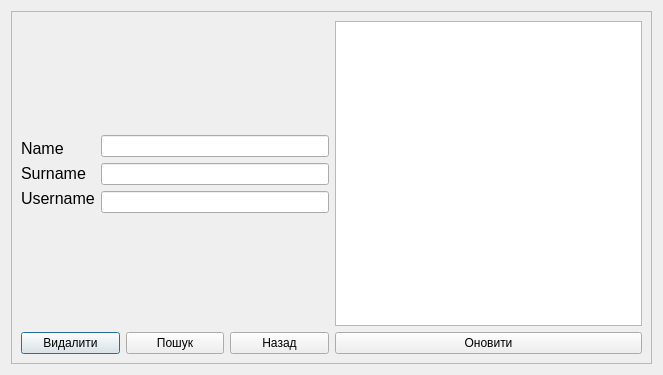
The window that courses/prog_base_3/project/Kyrs/deluser.ui (antonmazun/gogog) describes before a commit, drawn with Qt 5.
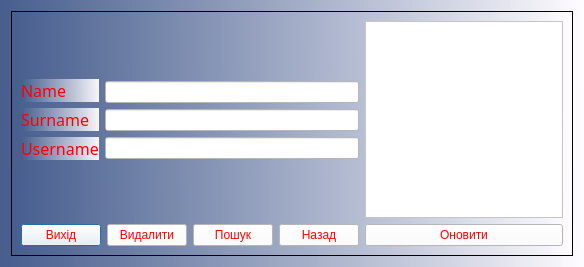
The same window after the commit.

Patch:
```diff
--- a/courses/prog_base_3/project/Kyrs/deluser.ui
+++ b/courses/prog_base_3/project/Kyrs/deluser.ui
@@ -6,13 +6,22 @@
    <rect>
     <x>0</x>
     <y>0</y>
-    <width>663</width>
-    <height>375</height>
+    <width>584</width>
+    <height>267</height>
    </rect>
   </property>
   <property name="windowTitle">
    <string>Dialog</string>
   </property>
+  <property name="styleSheet">
+   <string notr="true">border-color: rgb(124, 255, 218);
+background-color: qlineargradient(spread:reflect, x1:0, y1:0.488636, x2:1, y2:0.483, stop:0 rgba(71, 94, 142, 255), stop:1 rgba(254, 252, 255, 243));
+/*background-color: qlineargradient(spread:reflect, x1:0, y1:1, x2:0.915254, y2:0.108, stop:0 rgba(71, 94, 142, 255), stop:1 rgba(255, 255, 255, 255));*/
+/*background-color: qlineargradient(spread:pad, x1:0.0110455, y1:0.443, x2:0.988636, y2:0.449, stop:0.136364 rgba(71, 94, 142, 255), stop:1 rgba(255, 255, 255, 255));*/
+/*background-color: qlineargradient(spread:pad, x1:0.0110455, y1:0.443, x2:0.988636, y2:0.449, stop:0.136364 rgba(111, 72, 72, 255), stop:1 rgba(255, 255, 255, 255));
+*/
+gridline-color: rgb(178, 255, 250);</string>
+  </property>
   <layout class="QGridLayout" name="gridLayout">
    <item row="0" column="0">
     <widget class="QScrollArea" name="scrollArea">
@@ -24,17 +33,34 @@
        <rect>
         <x>0</x>
         <y>0</y>
-        <width>643</width>
-        <height>355</height>
+        <width>564</width>
+        <height>247</height>
        </rect>
       </property>
       <layout class="QGridLayout" name="gridLayout_3">
        <item row="0" column="0">
         <layout class="QGridLayout" name="gridLayout_2">
-         <item row="1" column="0">
+         <item row="2" column="0">
           <layout class="QHBoxLayout" name="horizontalLayout">
+           <item>
+            <widget class="QPushButton" name="pushButton">
+             <property name="styleSheet">
+              <string notr="true">
+font: 75 12pt &quot;Segoe Script&quot;;
+color:rgb(255, 0, 0);background :rgb(255, 255, 255);</string>
+             </property>
+             <property name="text">
+              <string>Вихід</string>
+             </property>
+            </widget>
+           </item>
            <item>
             <widget class="QPushButton" name="pushButton_deluser">
+             <property name="styleSheet">
+              <string notr="true">
+font: 75 12pt &quot;Segoe Script&quot;;
+color:rgb(255, 0, 0);background :rgb(255, 255, 255);</string>
+             </property>
              <property name="text">
               <string>Видалити</string>
              </property>
@@ -42,6 +68,11 @@
            </item>
            <item>
             <widget class="QPushButton" name="pushButton_search_delus">
+             <property name="styleSheet">
+              <string notr="true">
+font: 75 12pt &quot;Segoe Script&quot;;
+color:rgb(255, 0, 0);background :rgb(255, 255, 255);</string>
+             </property>
              <property name="text">
               <string>Пошук</string>
              </property>
@@ -49,6 +80,11 @@
            </item>
            <item>
             <widget class="QPushButton" name="pushButton_back_deluser">
+             <property name="styleSheet">
+              <string notr="true">
+font: 75 12pt &quot;Segoe Script&quot;;
+color:rgb(255, 0, 0);background :rgb(255, 255, 255);</string>
+             </property>
              <property name="text">
               <string>Назад</string>
              </property>
@@ -57,7 +93,11 @@
           </layout>
          </item>
          <item row="0" column="1">
-          <widget class="QTableView" name="tableView"/>
+          <widget class="QTableView" name="tableView">
+           <property name="styleSheet">
+            <string notr="true">background-color: rgb(255, 255, 255);</string>
+           </property>
+          </widget>
          </item>
          <item row="0" column="0">
           <layout class="QHBoxLayout" name="horizontalLayout_2">
@@ -80,12 +120,21 @@
               <widget class="QLabel" name="label_name_del">
                <property name="font">
                 <font>
+                 <family>Segoe Script</family>
                  <pointsize>12</pointsize>
+                 <weight>9</weight>
+                 <italic>false</italic>
+                 <bold>false</bold>
                 </font>
                </property>
                <property name="mouseTracking">
                 <bool>false</bool>
                </property>
+               <property name="styleSheet">
+                <string notr="true">
+font: 75 12pt &quot;Segoe Script&quot;;
+color:rgb(255, 0, 0);</string>
+               </property>
                <property name="text">
                 <string>Name</string>
                </property>
@@ -95,12 +144,21 @@
               <widget class="QLabel" name="label_sur_del">
                <property name="font">
                 <font>
+                 <family>Segoe Script</family>
                  <pointsize>12</pointsize>
+                 <weight>9</weight>
+                 <italic>false</italic>
+                 <bold>false</bold>
                 </font>
                </property>
                <property name="mouseTracking">
                 <bool>false</bool>
                </property>
+               <property name="styleSheet">
+                <string notr="true">
+font: 75 12pt &quot;Segoe Script&quot;;
+color:rgb(255, 0, 0);</string>
+               </property>
                <property name="text">
                 <string>Surname</string>
                </property>
@@ -110,9 +168,18 @@
               <widget class="QLabel" name="label_suer_del">
                <property name="font">
                 <font>
+                 <family>Segoe Script</family>
                  <pointsize>12</pointsize>
+                 <weight>9</weight>
+                 <italic>false</italic>
+                 <bold>false</bold>
                 </font>
                </property>
+               <property name="styleSheet">
+                <string notr="true">
+font: 75 12pt &quot;Segoe Script&quot;;
+color:rgb(255, 0, 0);</string>
+               </property>
                <property name="text">
                 <string>Username</string>
                </property>
@@ -135,28 +202,6 @@
            </item>
            <item>
             <layout class="QVBoxLayout" name="verticalLayout">
-             <item>
-              <spacer name="verticalSpacer">
-               <property name="orientation">
-                <enum>Qt::Vertical</enum>
-               </property>
-               <property name="sizeHint" stdset="0">
-                <size>
-                 <width>20</width>
-                 <height>40</height>
-                </size>
-               </property>
-              </spacer>
-             </item>
-             <item>
-              <widget class="QLineEdit" name="lineEdit_name_del"/>
-             </item>
-             <item>
-              <widget class="QLineEdit" name="lineEdit_sur_del"/>
-             </item>
-             <item>
-              <widget class="QLineEdit" name="lineEdit_user_del"/>
-             </item>
              <item>
               <spacer name="verticalSpacer_2">
                <property name="orientation">
@@ -170,12 +215,51 @@
                </property>
               </spacer>
              </item>
+             <item>
+              <widget class="QLineEdit" name="lineEdit_name_del">
+               <property name="styleSheet">
+                <string notr="true">background-color: rgb(255, 255, 255);</string>
+               </property>
+              </widget>
+             </item>
+             <item>
+              <widget class="QLineEdit" name="lineEdit_sur_del">
+               <property name="styleSheet">
+                <string notr="true">background-color: rgb(255, 255, 255);</string>
+               </property>
+              </widget>
+             </item>
+             <item>
+              <widget class="QLineEdit" name="lineEdit_user_del">
+               <property name="styleSheet">
+                <string notr="true">background-color: rgb(255, 255, 255);</string>
+               </property>
+              </widget>
+             </item>
+             <item>
+              <spacer name="verticalSpacer">
+               <property name="orientation">
+                <enum>Qt::Vertical</enum>
+               </property>
+               <property name="sizeHint" stdset="0">
+                <size>
+                 <width>20</width>
+                 <height>40</height>
+                </size>
+               </property>
+              </spacer>
+             </item>
             </layout>
            </item>
           </layout>
          </item>
-         <item row="1" column="1">
+         <item row="2" column="1">
           <widget class="QPushButton" name="pushButton_update">
+           <property name="styleSheet">
+            <string notr="true">
+font: 75 12pt &quot;Segoe Script&quot;;
+color:rgb(255, 0, 0);background :rgb(255, 255, 255);</string>
+           </property>
            <property name="text">
             <string>Оновити</string>
            </property>
```
